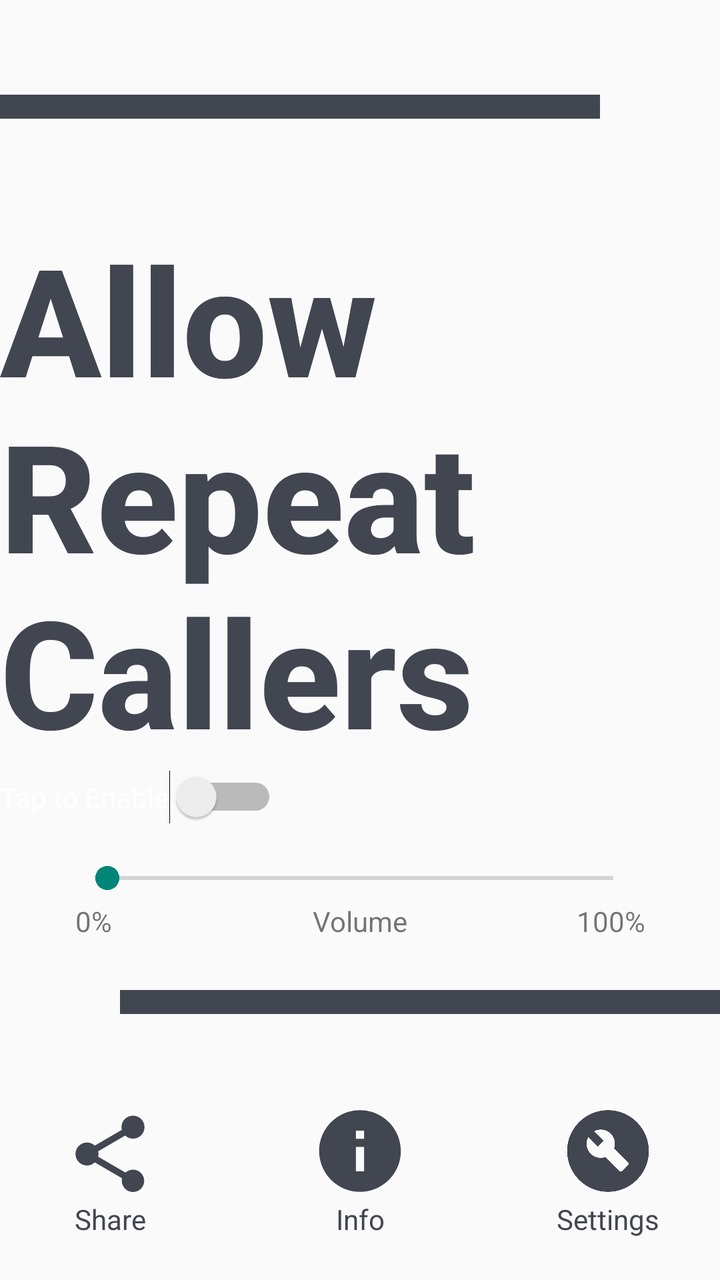
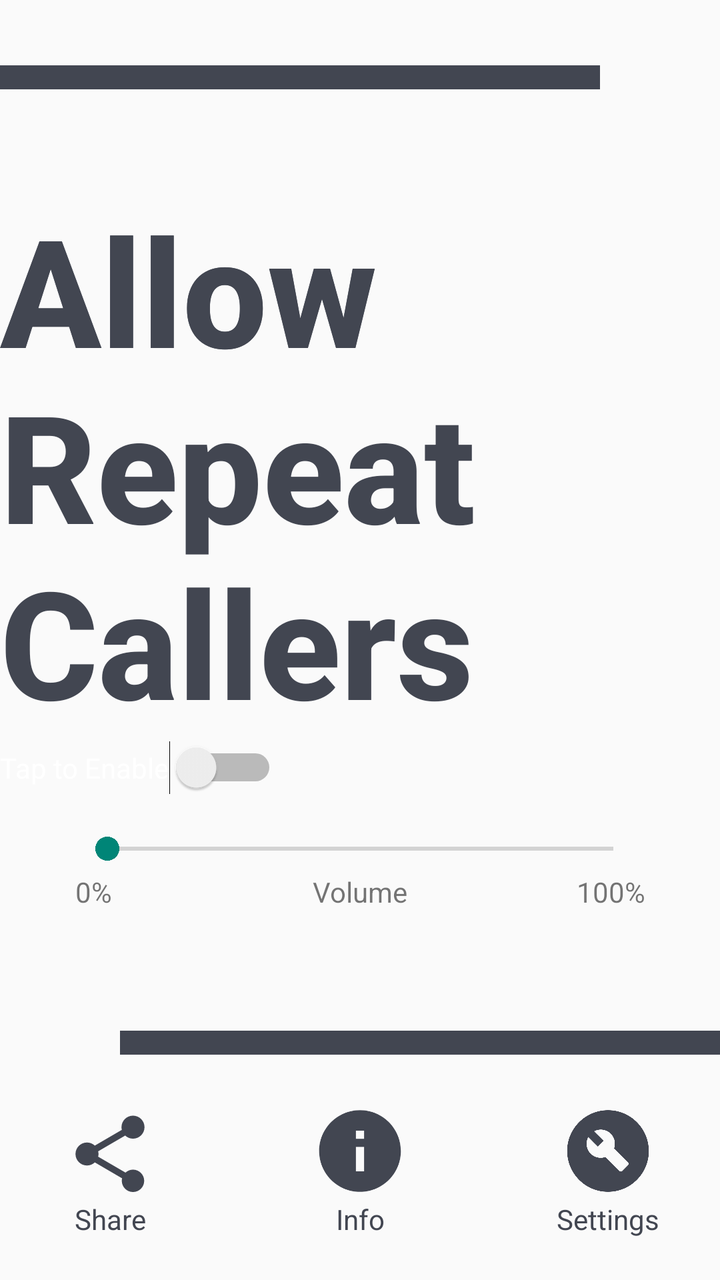

An Android layout rendered at two revisions. The XML below is the earlier revision; the diff shows what the commit changed to produce the second picture.
<!-- AndroidManifest.xml: application theme Theme.AppCompat.Light -->
<!-- res/layout/allowrepeatcallers.xml -->
<?xml version="1.0" encoding="utf-8"?>
<androidx.constraintlayout.widget.ConstraintLayout xmlns:app="http://schemas.android.com/apk/res-auto"
    xmlns:tools="http://schemas.android.com/tools"
    xmlns:android="http://schemas.android.com/apk/res/android"
    tools:context=".MainActivity"
    android:layout_height="match_parent" android:layout_width="match_parent">

    <View
        android:id="@+id/view2"
        android:layout_width="300dp"
        android:layout_height="12dp"
        android:layout_above="@+id/FeatTitle"
        android:layout_marginBottom="50dp"
        android:background="#424651"
        app:layout_constraintBottom_toTopOf="@+id/FeatTitle"
        app:layout_constraintStart_toStartOf="parent" />

    <View
        android:id="@+id/view"
        android:layout_width="300dp"
        android:layout_height="12dp"
        android:layout_below="@+id/seekBar_ARC"
        android:layout_marginTop="25dp"
        android:background="#424651"
        app:layout_constraintEnd_toEndOf="parent"
        app:layout_constraintTop_toBottomOf="@+id/textView8" />

    <ImageView
        android:id="@+id/share"
        android:layout_width="66dp"
        android:layout_height="46dp"
        android:layout_marginEnd="60dp"
        android:layout_marginBottom="40dp"
        app:layout_constraintBottom_toBottomOf="parent"
        app:layout_constraintEnd_toStartOf="@+id/infoButton"
        app:srcCompat="@drawable/baseline_share_24"
        app:tint="#424651" />

    <ImageView
        android:id="@+id/infoButton"
        android:layout_width="64dp"
        android:layout_height="49dp"
        android:layout_marginBottom="40dp"
        app:layout_constraintBottom_toBottomOf="parent"
        app:layout_constraintEnd_toEndOf="parent"
        app:layout_constraintHorizontal_bias="0.5"
        app:layout_constraintStart_toStartOf="parent"
        app:srcCompat="@drawable/baseline_info_24"
        app:tint="#424651" />

    <ImageView
        android:id="@+id/Diagnosis"
        android:layout_width="64dp"
        android:layout_height="49dp"
        android:layout_marginStart="60dp"
        android:layout_marginBottom="40dp"
        app:layout_constraintBottom_toBottomOf="parent"
        app:layout_constraintStart_toEndOf="@+id/infoButton"
        app:srcCompat="@drawable/baseline_build_circle_24"
        app:tint="#424651" />


    <TextView
        android:id="@+id/textView4"
        android:layout_width="wrap_content"
        android:layout_height="wrap_content"
        android:text="@string/Allfeat_Share"
        android:textColor="#424651"
        app:layout_constraintEnd_toEndOf="@+id/share"
        app:layout_constraintStart_toStartOf="@+id/share"
        app:layout_constraintTop_toBottomOf="@+id/share" />

    <TextView
        android:id="@+id/textView6"
        android:layout_width="wrap_content"
        android:layout_height="wrap_content"
        android:text="@string/Allfeat_settings"
        android:textColor="#424651"
        app:layout_constraintEnd_toEndOf="@+id/Diagnosis"
        app:layout_constraintStart_toStartOf="@+id/Diagnosis"
        app:layout_constraintTop_toBottomOf="@+id/Diagnosis" />

    <TextView
        android:id="@+id/textView2"
        android:layout_width="wrap_content"
        android:layout_height="wrap_content"
        android:layout_below="@id/infoButton"
        android:text="Info"
        android:textColor="#424651"
        app:layout_constraintEnd_toEndOf="@+id/infoButton"
        app:layout_constraintStart_toStartOf="@+id/infoButton"
        app:layout_constraintTop_toBottomOf="@+id/infoButton" />

    <Switch
        android:id="@+id/TapToEnable"
        android:layout_width="wrap_content"
        android:layout_height="wrap_content"
        android:layout_below="@+id/FeatTitle"
        android:text="@string/Allfeat_Tap2Enable"
        android:textColor="@color/white"
        app:layout_constraintStart_toStartOf="parent"
        app:layout_constraintTop_toBottomOf="@+id/FeatTitle" />

    <TextView
        android:id="@+id/FeatTitle"
        android:layout_width="wrap_content"
        android:layout_height="wrap_content"
        android:fontFamily="sans-serif-medium"
        android:text="@string/ARC_Title"
        android:textColor="#424651"
        android:textSize="75dp"
        android:textStyle="bold"
        app:layout_constraintBottom_toBottomOf="parent"
        app:layout_constraintEnd_toEndOf="parent"
        app:layout_constraintHorizontal_bias="0.0"
        app:layout_constraintStart_toStartOf="parent"
        app:layout_constraintTop_toTopOf="parent"
        app:layout_constraintVertical_bias="0.3" />

    <TextView
        android:id="@+id/FeatTitle2"
        android:layout_width="wrap_content"
        android:layout_height="wrap_content"
        android:fontFamily="sans-serif-medium"
        android:lines="2"
        android:text="@string/ARC_Title_semi"
        android:textColor="#424651"
        android:textSize="75dp"
        android:textStyle="bold"
        app:layout_constraintStart_toStartOf="@+id/FeatTitle"
        app:layout_constraintTop_toTopOf="@+id/FeatTitle" />

    <SeekBar
        android:id="@+id/seekBar_ARC"
        android:layout_width="285dp"
        android:layout_height="24dp"
        android:layout_below="@+id/TapToEnable"
        android:layout_marginTop="15dp"
        app:layout_constraintEnd_toEndOf="parent"
        app:layout_constraintStart_toStartOf="parent"
        app:layout_constraintTop_toBottomOf="@+id/TapToEnable" />

    <TextView
        android:id="@+id/textView8"
        android:layout_width="wrap_content"
        android:layout_height="wrap_content"
        android:layout_marginTop="0dp"
        android:text="@string/ARC_Volume"
        app:layout_constraintEnd_toEndOf="@+id/seekBar_ARC"
        app:layout_constraintStart_toStartOf="@+id/seekBar_ARC"
        app:layout_constraintTop_toBottomOf="@+id/seekBar_ARC" />

    <TextView
        android:id="@+id/textView9"
        android:layout_width="wrap_content"
        android:layout_height="wrap_content"
        android:text="100%"
        app:layout_constraintHorizontal_bias="1"
        app:layout_constraintEnd_toEndOf="@+id/seekBar_ARC"
        app:layout_constraintStart_toStartOf="@+id/seekBar_ARC"
        app:layout_constraintTop_toBottomOf="@+id/seekBar_ARC" />

    <TextView
        android:id="@+id/textView10"
        android:layout_width="wrap_content"
        android:layout_height="wrap_content"
        android:text="0%"
        app:layout_constraintHorizontal_bias="0"
        app:layout_constraintStart_toStartOf="@+id/seekBar_ARC"
        app:layout_constraintTop_toBottomOf="@+id/seekBar_ARC" />


</androidx.constraintlayout.widget.ConstraintLayout>
<!-- resources referenced by this layout -->
<resources>
  <color name="white">#FFFFFFFF</color>
  <!-- drawable baseline_build_circle_24 (drawable) -->
  <vector android:height="24dp" android:tint="#000000"
      android:viewportHeight="24" android:viewportWidth="24"
      android:width="24dp" xmlns:android="http://schemas.android.com/apk/res/android">
      <path android:fillColor="@android:color/white"
          android:fillType="evenOdd" android:pathData="M12,2C6.48,2 2,6.48 2,12c0,5.52 4.48,10 10,10s10,-4.48 10,-10C22,6.48 17.52,2 12,2zM16.9,15.49l-1.4,1.4c-0.2,0.2 -0.51,0.2 -0.71,0l-3.41,-3.41c-1.22,0.43 -2.64,0.17 -3.62,-0.81c-1.11,-1.11 -1.3,-2.79 -0.59,-4.1l2.35,2.35l1.41,-1.41L8.58,7.17c1.32,-0.71 2.99,-0.52 4.1,0.59c0.98,0.98 1.24,2.4 0.81,3.62l3.41,3.41C17.09,14.98 17.09,15.3 16.9,15.49z"/>
  </vector>
  <!-- drawable baseline_info_24 (drawable) -->
  <vector android:height="24dp" android:tint="#000000"
      android:viewportHeight="24" android:viewportWidth="24"
      android:width="24dp" xmlns:android="http://schemas.android.com/apk/res/android">
      <path android:fillColor="@android:color/white" android:pathData="M12,2C6.48,2 2,6.48 2,12s4.48,10 10,10 10,-4.48 10,-10S17.52,2 12,2zM13,17h-2v-6h2v6zM13,9h-2L11,7h2v2z"/>
  </vector>
  <!-- drawable baseline_share_24 (drawable) -->
  <vector android:height="24dp" android:tint="#000000"
      android:viewportHeight="24" android:viewportWidth="24"
      android:width="24dp" xmlns:android="http://schemas.android.com/apk/res/android">
      <path android:fillColor="@android:color/white" android:pathData="M18,16.08c-0.76,0 -1.44,0.3 -1.96,0.77L8.91,12.7c0.05,-0.23 0.09,-0.46 0.09,-0.7s-0.04,-0.47 -0.09,-0.7l7.05,-4.11c0.54,0.5 1.25,0.81 2.04,0.81 1.66,0 3,-1.34 3,-3s-1.34,-3 -3,-3 -3,1.34 -3,3c0,0.24 0.04,0.47 0.09,0.7L8.04,9.81C7.5,9.31 6.79,9 6,9c-1.66,0 -3,1.34 -3,3s1.34,3 3,3c0.79,0 1.5,-0.31 2.04,-0.81l7.12,4.16c-0.05,0.21 -0.08,0.43 -0.08,0.65 0,1.61 1.31,2.92 2.92,2.92 1.61,0 2.92,-1.31 2.92,-2.92s-1.31,-2.92 -2.92,-2.92z"/>
  </vector>
  <string name="ARC_Title">Allow Repeat Callers</string>
  <string name="ARC_Title_semi">Allow</string>
  <string name="ARC_Volume">Volume</string>
  <string name="Allfeat_Share">Share</string>
  <string name="Allfeat_Tap2Enable">Tap to Enable</string>
  <string name="Allfeat_settings">Settings</string>
</resources>

<!-- the commit's change to res/layout/allowrepeatcallers.xml (unified diff, before → after) -->
@@ -20,7 +20,7 @@
         android:layout_width="300dp"
         android:layout_height="12dp"
         android:layout_below="@+id/seekBar_ARC"
-        android:layout_marginTop="25dp"
+        android:layout_marginTop="60dp"
         android:background="#424651"
         app:layout_constraintEnd_toEndOf="parent"
         app:layout_constraintTop_toBottomOf="@+id/textView8" />
@@ -115,7 +115,7 @@
         app:layout_constraintHorizontal_bias="0.0"
         app:layout_constraintStart_toStartOf="parent"
         app:layout_constraintTop_toTopOf="parent"
-        app:layout_constraintVertical_bias="0.3" />
+        app:layout_constraintVertical_bias="0.26" />
 
     <TextView
         android:id="@+id/FeatTitle2"
